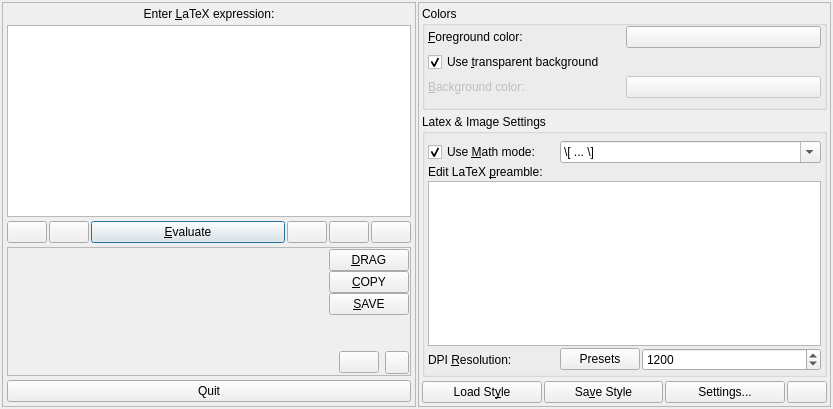
First picture: the form in src/klfmainwin.ui, repository CryFeiFei/klatexformula, before the edit.
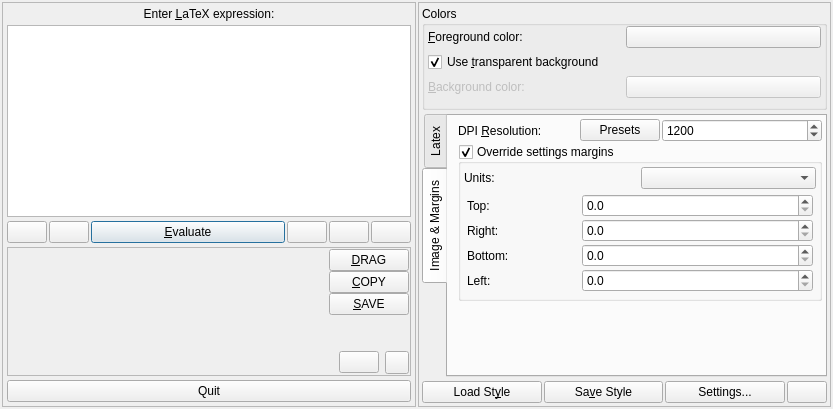
Second picture: the form after the edit. The open tabs and pages were chosen to show the change. Icons and pictures are not drawn. Custom widgets are drawn as their Qt base class.

Commit message: * Added option to override bbox expansion in KLFStyle and in main window GUI * Moved dox documentation from klfdefs.h to klfdefs.cpp to avoid recompiling the whole   project after minor dox changes... * Introduced helper functions klfDataStreamReadHeader() and klfDataStreamWriteHeader(),   to begin reading/writing standard internal data files (eg. styles list, latex symbols   pixmap cache) * Introduced KLFUnitChooser and KLFUnitSpinBox to choose a value with a physical unit

```diff
--- a/src/klfmainwin.ui
+++ b/src/klfmainwin.ui
@@ -564,13 +564,20 @@
        </widget>
       </item>
       <item>
-       <widget class="QGroupBox" name="gbxLatexImage">
-        <property name="title">
-         <string>Latex &amp;&amp; Image Settings</string>
+       <widget class="QTabWidget" name="tabsOptions">
+        <property name="tabPosition">
+         <enum>QTabWidget::West</enum>
         </property>
+        <property name="currentIndex">
+         <number>0</number>
+        </property>
+        <widget class="QWidget" name="tabLatexImage" native="true">
+         <attribute name="title">
+          <string>Latex</string>
+         </attribute>
         <layout class="QGridLayout" name="lyt_gbxLatexImage">
-         <property name="topMargin">
-          <number>7</number>
+          <property name="leftMargin">
+           <number>10</number>
          </property>
          <item row="0" column="0">
           <widget class="QCheckBox" name="chkMathMode">
@@ -644,7 +651,17 @@
            </property>
           </widget>
          </item>
-         <item row="3" column="0">
+         </layout>
+        </widget>
+        <widget class="QWidget" name="tabMargins">
+         <attribute name="title">
+          <string>Image &amp;&amp; Margins</string>
+         </attribute>
+         <layout class="QGridLayout" name="lyt_tabMargins">
+          <property name="leftMargin">
+           <number>10</number>
+          </property>
+          <item row="0" column="0">
           <widget class="QLabel" name="lblDPI">
            <property name="text">
             <string>DPI &amp;Resolution:</string>
@@ -657,7 +674,7 @@
            </property>
           </widget>
          </item>
-         <item row="3" column="1" colspan="2">
+          <item row="0" column="1" colspan="2">
           <layout class="QHBoxLayout" name="lytDPIInput">
            <item>
             <widget class="QPushButton" name="btnDPIPresets">
@@ -690,7 +707,178 @@
            </item>
           </layout>
          </item>
-        </layout>
+          <item row="2" column="0">
+           <spacer name="verticalSpacer">
+            <property name="orientation">
+             <enum>Qt::Vertical</enum>
+            </property>
+            <property name="sizeHint" stdset="0">
+             <size>
+              <width>118</width>
+              <height>16</height>
+             </size>
+            </property>
+           </spacer>
+          </item>
+          <item row="1" column="0" colspan="3">
+           <widget class="QGroupBox" name="gbxOverrideMargins">
+            <property name="title">
+             <string>Override settings margins</string>
+            </property>
+            <property name="checkable">
+             <bool>true</bool>
+            </property>
+            <layout class="QGridLayout" name="gridLayout_2">
+             <item row="2" column="0" colspan="2">
+              <widget class="QFrame" name="frmMargins">
+               <property name="frameShape">
+                <enum>QFrame::NoFrame</enum>
+               </property>
+               <property name="frameShadow">
+                <enum>QFrame::Plain</enum>
+               </property>
+               <layout class="QGridLayout" name="gridLayout_3" columnstretch="1,2">
+                <property name="horizontalSpacing">
+                 <number>0</number>
+                </property>
+                <property name="verticalSpacing">
+                 <number>2</number>
+                </property>
+                <property name="margin">
+                 <number>3</number>
+                </property>
+                <item row="0" column="0">
+                 <widget class="QLabel" name="lblMarginTop">
+                  <property name="text">
+                   <string>Top:</string>
+                  </property>
+                 </widget>
+                </item>
+                <item row="0" column="1">
+                 <widget class="KLFUnitSpinBox" name="spnMarginTop">
+                  <property name="decimals">
+                   <number>1</number>
+                  </property>
+                  <property name="minimum">
+                   <double>0.000000000000000</double>
+                  </property>
+                  <property name="maximum">
+                   <double>100.000000000000000</double>
+                  </property>
+                  <property name="singleStep">
+                   <double>1.000000000000000</double>
+                  </property>
+                  <property name="value">
+                   <double>0.000000000000000</double>
+                  </property>
+                 </widget>
+                </item>
+                <item row="3" column="0">
+                 <widget class="QLabel" name="lblMarginLeft">
+                  <property name="text">
+                   <string>Left:</string>
+                  </property>
+                 </widget>
+                </item>
+                <item row="3" column="1">
+                 <widget class="KLFUnitSpinBox" name="spnMarginLeft">
+                  <property name="decimals">
+                   <number>1</number>
+                  </property>
+                  <property name="minimum">
+                   <double>0.000000000000000</double>
+                  </property>
+                  <property name="maximum">
+                   <double>100.000000000000000</double>
+                  </property>
+                  <property name="singleStep">
+                   <double>1.000000000000000</double>
+                  </property>
+                  <property name="value">
+                   <double>0.000000000000000</double>
+                  </property>
+                 </widget>
+                </item>
+                <item row="1" column="0">
+                 <widget class="QLabel" name="lblMarginRight">
+                  <property name="text">
+                   <string>Right:</string>
+                  </property>
+                 </widget>
+                </item>
+                <item row="1" column="1">
+                 <widget class="KLFUnitSpinBox" name="spnMarginRight">
+                  <property name="decimals">
+                   <number>1</number>
+                  </property>
+                  <property name="minimum">
+                   <double>0.000000000000000</double>
+                  </property>
+                  <property name="maximum">
+                   <double>100.000000000000000</double>
+                  </property>
+                  <property name="singleStep">
+                   <double>1.000000000000000</double>
+                  </property>
+                  <property name="value">
+                   <double>0.000000000000000</double>
+                  </property>
+                 </widget>
+                </item>
+                <item row="2" column="1">
+                 <widget class="KLFUnitSpinBox" name="spnMarginBottom">
+                  <property name="decimals">
+                   <number>1</number>
+                  </property>
+                  <property name="minimum">
+                   <double>0.000000000000000</double>
+                  </property>
+                  <property name="maximum">
+                   <double>100.000000000000000</double>
+                  </property>
+                  <property name="singleStep">
+                   <double>1.000000000000000</double>
+                  </property>
+                  <property name="value">
+                   <double>0.000000000000000</double>
+                  </property>
+                 </widget>
+                </item>
+                <item row="2" column="0">
+                 <widget class="QLabel" name="lblMarginBottom">
+                  <property name="text">
+                   <string>Bottom:</string>
+                  </property>
+                 </widget>
+                </item>
+               </layout>
+              </widget>
+             </item>
+             <item row="1" column="1">
+              <widget class="KLFUnitChooser" name="cbxMarginsUnit">
+               <property name="klfUnits" stdset="0">
+                <stringlist>
+                 <string>Postscript Point=pt=1</string>
+                 <string>Millimeter=mm=2.835</string>
+                 <string>1/8 th inch=1/8 in=9</string>
+                 <string>Centimeter=cm=28.35</string>
+                 <string>Inch=in=72</string>
+                </stringlist>
+               </property>
+              </widget>
+             </item>
+             <item row="1" column="0">
+              <widget class="QLabel" name="lblMarginsUnits">
+               <property name="text">
+                <string>Units:</string>
+               </property>
+              </widget>
+             </item>
+            </layout>
+           </widget>
+          </item>
+         </layout>
+        </widget>
        </widget>
       </item>
       <item>
@@ -889,6 +1077,23 @@
    <extends>QTextEdit</extends>
    <header>klflatexedit.h</header>
   </customwidget>
+  <customwidget>
+   <class>KLFUnitSpinBox</class>
+   <extends>QDoubleSpinBox</extends>
+   <header location="global">klfguiutil.h</header>
+   <slots>
+    <slot>setUnit(float)</slot>
+    <slot>setUnit(double)</slot>
+   </slots>
+  </customwidget>
+  <customwidget>
+   <class>KLFUnitChooser</class>
+   <extends>QComboBox</extends>
+   <header location="global">klfguiutil.h</header>
+   <slots>
+    <signal>unitChanged(double)</signal>
+   </slots>
+  </customwidget>
  </customwidgets>
  <tabstops>
   <tabstop>txtLatex</tabstop>
```
Left out of the diff: 90 changed lines with no effect on the pictures. Lines whose indentation alone changed are shown as unchanged. The commit also changes 15 other files.
